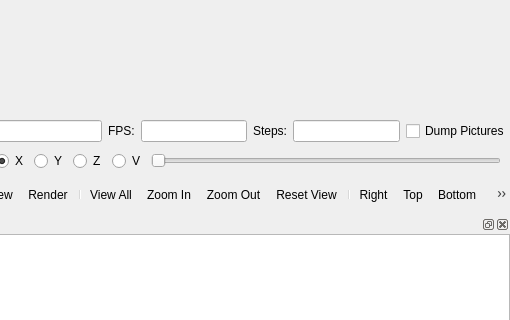
First picture: the form in src/MainWindow.ui, repository openscad/openscad, before the edit; both pictures show x 608 to 1118 and y 188 to 508 of the 1118 by 636 pixel window.
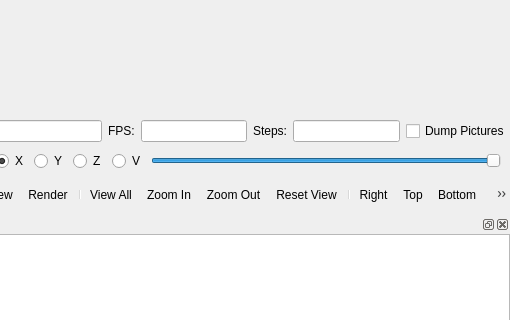
Second picture: the form after the edit. Icons and pictures are not drawn. Custom widgets are drawn as their Qt base class.

Commit message: Clipping now takes scene bbox into account

What changed in the file:
```diff
--- a/src/MainWindow.ui
+++ b/src/MainWindow.ui
@@ -257,6 +257,9 @@
             <property name="pageStep">
              <number>10</number>
             </property>
+            <property name="value">
+             <number>10000</number>
+            </property>
             <property name="orientation">
              <enum>Qt::Horizontal</enum>
             </property>
```
The commit also changes 2 other files.
